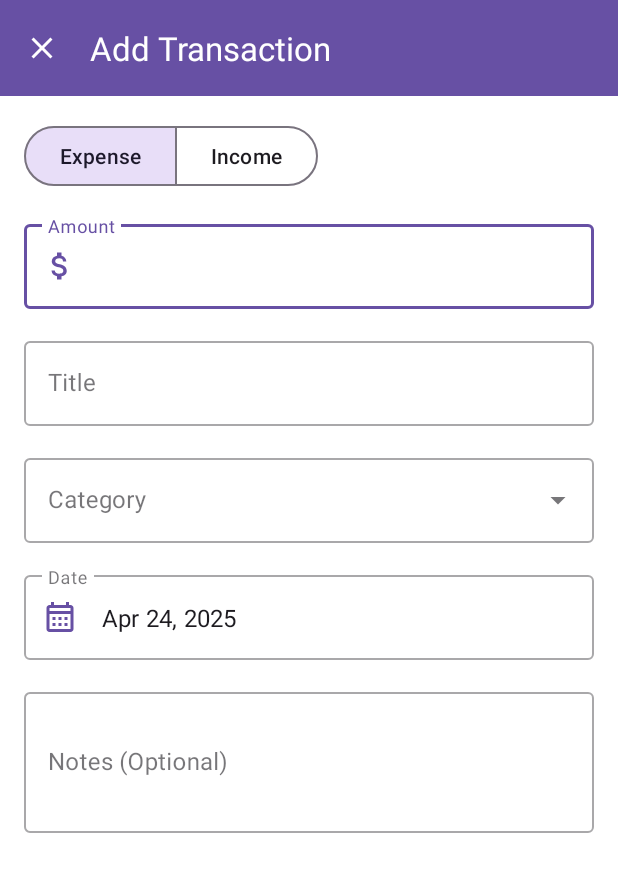
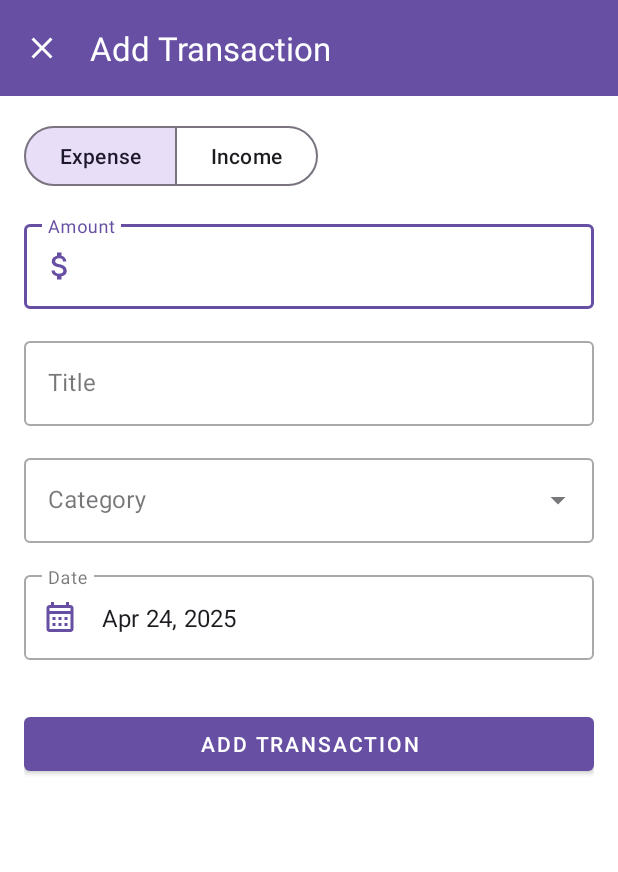
Before and after one commit to sanirurajapaksha/Budgetly, an Android app: the Transactions screen opened through its navigation route, after a tap on "Add new transaction", on a phone screen of 412 x 824 dp. Shown: the top 872 px of the screen. Run offline under Robolectric (Android 15) with nearby library versions, the phone set to English and light mode, and no system bars; our stand-ins replace navigation-ui.

Commit message:
Add transaction functionality in AddTransactionActivity
Enhanced the AddTransactionActivity by integrating a MaterialButton for adding transactions, which triggers the saveTransaction method. Updated the layout to remove the notes input and added Gson as a dependency for JSON handling. Improved transaction data handling by implementing error handling for invalid amounts. Removed the unused menu for saving transactions, streamlining the user interface.

```diff
--- a/app/build.gradle.kts
+++ b/app/build.gradle.kts
@@ -49,4 +49,5 @@ dependencies {
     androidTestImplementation(libs.androidx.junit)
     androidTestImplementation(libs.androidx.espresso.core)
     implementation(libs.androidx.core.splashscreen)
+    implementation(libs.gson)
 }
--- a/app/src/main/java/com/example/budgetly_asupersimplefinancetracker/AddTransactionActivity.kt
+++ b/app/src/main/java/com/example/budgetly_asupersimplefinancetracker/AddTransactionActivity.kt
@@ -7,6 +7,7 @@ import android.widget.AutoCompleteTextView
 import android.widget.Toast
 import androidx.appcompat.app.AppCompatActivity
 import com.google.android.material.appbar.MaterialToolbar
+import com.google.android.material.button.MaterialButton
 import com.google.android.material.button.MaterialButtonToggleGroup
 import com.google.android.material.textfield.TextInputEditText
 import java.text.SimpleDateFormat
@@ -19,7 +20,8 @@ class AddTransactionActivity : AppCompatActivity() {
     private lateinit var titleEditText: TextInputEditText
     private lateinit var categoryDropdown: AutoCompleteTextView
     private lateinit var dateEditText: TextInputEditText
-    private lateinit var notesEditText: TextInputEditText
+    private lateinit var addTransactionButton: MaterialButton
+    private lateinit var transactionManager: TransactionManager
 
     private val calendar = Calendar.getInstance()
     private val dateFormatter = SimpleDateFormat("MMM dd, yyyy", Locale.getDefault())
@@ -28,11 +30,13 @@ class AddTransactionActivity : AppCompatActivity() {
         super.onCreate(savedInstanceState)
         setContentView(R.layout.activity_add_transaction)
 
+        transactionManager = TransactionManager(this)
         initializeViews()
         setupToolbar()
         setupCategoryDropdown()
         setupDatePicker()
         setupTypeToggle()
+        setupAddTransactionButton()
     }
 
     private fun initializeViews() {
@@ -42,7 +46,7 @@ class AddTransactionActivity : AppCompatActivity() {
         titleEditText = findViewById(R.id.title_edit_text)
         categoryDropdown = findViewById(R.id.category_dropdown)
         dateEditText = findViewById(R.id.date_edit_text)
-        notesEditText = findViewById(R.id.notes_edit_text)
+        addTransactionButton = findViewById(R.id.add_transaction_button)
 
         // Set current date as default
         dateEditText.setText(dateFormatter.format(calendar.time))
@@ -56,15 +60,11 @@ class AddTransactionActivity : AppCompatActivity() {
         toolbar.setNavigationOnClickListener {
             finish()
         }
+    }
 
-        toolbar.setOnMenuItemClickListener { menuItem ->
-            when (menuItem.itemId) {
-                R.id.action_save -> {
-                    saveTransaction()
-                    true
-                }
-                else -> false
-            }
+    private fun setupAddTransactionButton() {
+        addTransactionButton.setOnClickListener {
+            saveTransaction()
         }
     }
 
@@ -117,8 +117,20 @@ class AddTransactionActivity : AppCompatActivity() {
             return
         }
 
-        // TODO: Save transaction to database
-        Toast.makeText(this, "Transaction saved", Toast.LENGTH_SHORT).show()
-        finish()
+        try {
+            val transaction = Transaction(
+                title = title,
+                amount = amount.toDouble(),
+                date = dateFormatter.format(calendar.time),
+                category = category,
+                isExpense = typeToggleGroup.checkedButtonId == R.id.expense_button
+            )
+
+            transactionManager.saveTransaction(transaction)
+            Toast.makeText(this, "Transaction saved successfully", Toast.LENGTH_SHORT).show()
+            finish()
+        } catch (e: NumberFormatException) {
+            Toast.makeText(this, "Please enter a valid amount", Toast.LENGTH_SHORT).show()
+        }
     }
 }
--- /dev/null
+++ b/app/src/main/java/com/example/budgetly_asupersimplefinancetracker/TransactionManager.kt
@@ -0,0 +1,29 @@
+package com.example.budgetly_asupersimplefinancetracker
+
+import android.content.Context
+import android.content.SharedPreferences
+import com.google.gson.Gson
+import com.google.gson.reflect.TypeToken
+
+class TransactionManager(private val context: Context) {
+    private val sharedPreferences: SharedPreferences = context.getSharedPreferences("transactions", Context.MODE_PRIVATE)
+    private val gson = Gson()
+    private val transactionsKey = "transactions_list"
+
+    fun saveTransaction(transaction: Transaction) {
+        val transactions = getTransactions().toMutableList()
+        transactions.add(transaction)
+        saveTransactions(transactions)
+    }
+
+    fun getTransactions(): List<Transaction> {
+        val json = sharedPreferences.getString(transactionsKey, "[]")
+        val type = object : TypeToken<List<Transaction>>() {}.type
+        return gson.fromJson(json, type) ?: emptyList()
+    }
+
+    private fun saveTransactions(transactions: List<Transaction>) {
+        val json = gson.toJson(transactions)
+        sharedPreferences.edit().putString(transactionsKey, json).apply()
+    }
+}
--- a/app/src/main/java/com/example/budgetly_asupersimplefinancetracker/Transactions.kt
+++ b/app/src/main/java/com/example/budgetly_asupersimplefinancetracker/Transactions.kt
@@ -6,7 +6,6 @@ import android.view.LayoutInflater
 import android.view.View
 import android.view.ViewGroup
 import android.widget.ListView
-import android.widget.Toast
 import androidx.fragment.app.Fragment
 import com.google.android.material.floatingactionbutton.FloatingActionButton
 
@@ -53,41 +52,46 @@ class Transactions : Fragment() {
         // Sample transactions data
         val transactions = listOf(
             Transaction(
-                "Grocery Shopping",
-                24.99,
-                "Today, 2:30 PM",
-                "food"
+                title = "Grocery Shopping",
+                amount = 24.99,
+                date = "Today, 2:30 PM",
+                category = "food",
+                isExpense = true
             ),
             Transaction(
-                "Bus Ticket",
-                3.50,
-                "Today, 1:15 PM",
-                "transport"
+                title = "Bus Ticket",
+                amount = 3.50,
+                date = "Today, 1:15 PM",
+                category = "transport",
+                isExpense = true
             ),
             Transaction(
-                "Rent Payment",
-                1200.00,
-                "Yesterday",
-                "housing"
+                title = "Rent Payment",
+                amount = 1200.00,
+                date = "Yesterday",
+                category = "housing",
+                isExpense = true
             ),
             Transaction(
-                "Salary Deposit",
-                3000.00,
-                "Mar 1, 2024",
-                "salary",
-                false
+                title = "Salary Deposit",
+                amount = 3000.00,
+                date = "Mar 1, 2024",
+                category = "salary",
+                isExpense = false
             ),
             Transaction(
-                "Coffee Shop",
-                5.75,
-                "Mar 1, 2024",
-                "food"
+                title = "Coffee Shop",
+                amount = 5.75,
+                date = "Mar 1, 2024",
+                category = "food",
+                isExpense = true
             ),
             Transaction(
-                "Pharmacy",
-                32.50,
-                "Feb 29, 2024",
-                "health"
+                title = "Pharmacy",
+                amount = 32.50,
+                date = "Feb 29, 2024",
+                category = "health",
+                isExpense = true
             )
         )
 
--- a/app/src/main/java/com/example/budgetly_asupersimplefinancetracker/TransactionsAdapter.kt
+++ b/app/src/main/java/com/example/budgetly_asupersimplefinancetracker/TransactionsAdapter.kt
@@ -7,8 +7,11 @@ import android.view.ViewGroup
 import android.widget.ArrayAdapter
 import android.widget.ImageView
 import android.widget.TextView
+import java.util.Date
 
+// Model of Transaction
 data class Transaction(
+    val id: String = System.currentTimeMillis().toString(),
     val title: String,
     val amount: Double,
     val date: String,
--- a/app/src/main/res/layout/activity_add_transaction.xml
+++ b/app/src/main/res/layout/activity_add_transaction.xml
@@ -15,7 +15,6 @@
         android:elevation="4dp"
         app:title="Add Transaction"
         app:navigationIcon="@drawable/ic_close"
-        app:menu="@menu/add_transaction_menu"
         android:theme="@style/ThemeOverlay.MaterialComponents.Dark.ActionBar"/>
 
     <!-- Content -->
@@ -128,23 +127,14 @@
 
             </com.google.android.material.textfield.TextInputLayout>
 
-            <!-- Notes -->
-            <com.google.android.material.textfield.TextInputLayout
-                android:id="@+id/notes_layout"
+            <!-- Add Transaction Button -->
+            <com.google.android.material.button.MaterialButton
+                android:id="@+id/add_transaction_button"
                 android:layout_width="match_parent"
                 android:layout_height="wrap_content"
-                android:layout_marginBottom="16dp"
-                android:hint="Notes (Optional)"
-                style="@style/Widget.MaterialComponents.TextInputLayout.OutlinedBox">
-
-                <com.google.android.material.textfield.TextInputEditText
-                    android:id="@+id/notes_edit_text"
-                    android:layout_width="match_parent"
-                    android:layout_height="wrap_content"
-                    android:inputType="textMultiLine"
-                    android:minLines="3"/>
-
-            </com.google.android.material.textfield.TextInputLayout>
+                android:text="Add Transaction"
+                android:layout_marginTop="16dp"
+                style="@style/Widget.MaterialComponents.Button"/>
 
         </LinearLayout>
     </ScrollView>
--- a/app/src/main/res/menu/add_transaction_menu.xml
+++ /dev/null
@@ -1,9 +0,0 @@
-<?xml version="1.0" encoding="utf-8"?>
-<menu xmlns:android="http://schemas.android.com/apk/res/android"
-    xmlns:app="http://schemas.android.com/apk/res-auto">
-    <item
-        android:id="@+id/action_save"
-        android:title="Save"
-        android:icon="@drawable/ic_save"
-        app:showAsAction="always"/>
-</menu>
--- a/gradle/libs.versions.toml
+++ b/gradle/libs.versions.toml
@@ -1,6 +1,7 @@
 [versions]
 agp = "8.8.2"
 coreSplashscreen = "1.0.1"
+gson = "2.10.1"
 kotlin = "1.9.24"
 coreKtx = "1.16.0"
 junit = "4.13.2"
@@ -18,6 +19,7 @@ androidx-navigation-fragment-ktx = { group = "androidx.navigation", name = "navi
 androidx-navigation-ui-ktx = { group = "androidx.navigation", name = "navigation-ui-ktx", version.ref = "nav" }
 androidx-core-ktx = { group = "androidx.core", name = "core-ktx", version.ref = "coreKtx" }
 androidx-core-splashscreen = { module = "androidx.core:core-splashscreen", version.ref = "coreSplashscreen" }
+gson = { module = "com.google.code.gson:gson", version.ref = "gson" }
 junit = { group = "junit", name = "junit", version.ref = "junit" }
 androidx-junit = { group = "androidx.test.ext", name = "junit", version.ref = "junitVersion" }
 androidx-espresso-core = { group = "androidx.test.espresso", name = "espresso-core", version.ref = "espressoCore" }
```
